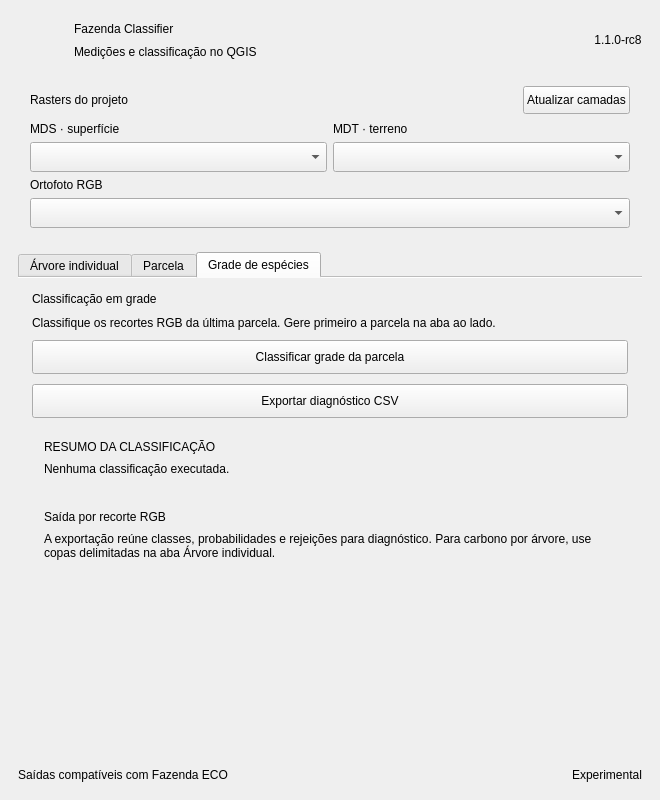
The window that fazenda_classifier/main_interface.ui (leonardoheraki/fazenda-classifier) describes before a commit, drawn with Qt 5.
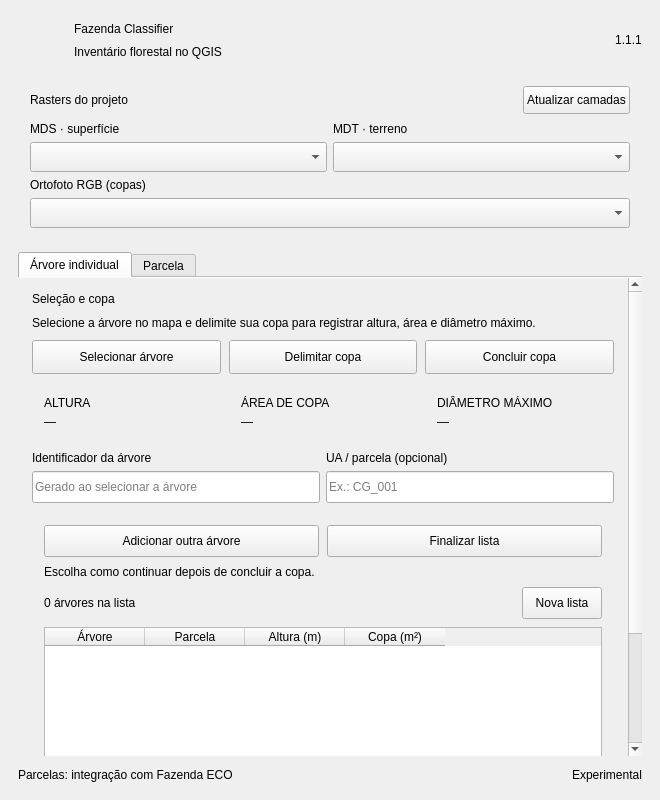
The same window after the commit. The open tabs and pages were chosen to show the change.

Commit message: Atualiza inventário para 1.1.1 —  RC17

The edit to the form file:
```diff
--- a/fazenda_classifier/main_interface.ui
+++ b/fazenda_classifier/main_interface.ui
@@ -109,7 +109,7 @@
          <item>
           <widget class="QLabel" name="subtitleLabel">
            <property name="text">
-            <string>Medições e classificação no QGIS</string>
+            <string>Inventário florestal no QGIS</string>
            </property>
            <property name="role" stdset="0">
             <string>subtitle</string>
@@ -124,7 +124,7 @@
        <item>
         <widget class="QLabel" name="versionBadge">
          <property name="text">
-          <string>1.1.0-rc8</string>
+          <string>1.1.1</string>
          </property>
          <property name="role" stdset="0">
           <string>badge</string>
@@ -296,7 +296,7 @@
          <item row="2" column="0" colspan="2">
           <widget class="QLabel" name="orthoLabel">
            <property name="text">
-            <string>Ortofoto RGB</string>
+            <string>Ortofoto RGB (copas)</string>
            </property>
            <property name="role" stdset="0">
             <string>fieldCaption</string>
@@ -393,7 +393,7 @@
             <item>
              <widget class="QLabel" name="treeHelp">
               <property name="text">
-               <string>Marque o ponto da árvore e delimite o contorno da copa.</string>
+               <string>Selecione a árvore no mapa e delimite sua copa para registrar altura, área e diâmetro máximo.</string>
               </property>
               <property name="role" stdset="0">
                <string>muted</string>
@@ -651,59 +651,6 @@
               </item>
              </layout>
             </item>
-            <item>
-             <widget class="QFrame" name="treeClassificationCard">
-              <property name="role" stdset="0">
-               <string>status</string>
-              </property>
-              <layout class="QVBoxLayout" name="treeClassificationCardLayout">
-               <property name="leftMargin">
-                <number>12</number>
-               </property>
-               <property name="topMargin">
-                <number>12</number>
-               </property>
-               <property name="rightMargin">
-                <number>12</number>
-               </property>
-               <property name="bottomMargin">
-                <number>12</number>
-               </property>
-               <property name="spacing">
-                <number>4</number>
-               </property>
-               <item>
-                <widget class="QLabel" name="classificationTitle">
-                 <property name="text">
-                  <string>CLASSIFICAÇÃO DA ÁRVORE</string>
-                 </property>
-                 <property name="role" stdset="0">
-                  <string>fieldCaption</string>
-                 </property>
-                 <property name="textFormat">
-                  <enum>Qt::PlainText</enum>
-                 </property>
-                </widget>
-               </item>
-               <item>
-                <widget class="QLabel" name="resultLabel">
-                 <property name="text">
-                  <string>Classificação: não executada</string>
-                 </property>
-                 <property name="role" stdset="0">
-                  <string>result</string>
-                 </property>
-                 <property name="textFormat">
-                  <enum>Qt::PlainText</enum>
-                 </property>
-                 <property name="wordWrap">
-                  <bool>true</bool>
-                 </property>
-                </widget>
-               </item>
-              </layout>
-             </widget>
-            </item>
             <item>
              <layout class="QGridLayout" name="treeIdentityLayout">
               <property name="leftMargin">
@@ -930,7 +877,7 @@
                   <string>Árvores da lista de exportação</string>
                  </property>
                  <property name="columnCount">
-                  <number>5</number>
+                  <number>4</number>
                  </property>
                  <property name="rowCount">
                   <number>0</number>
@@ -972,11 +919,6 @@
                    <string>Parcela</string>
                   </property>
                  </column>
-                 <column>
-                  <property name="text">
-                   <string>Espécie / estado</string>
-                  </property>
-                 </column>
                  <column>
                   <property name="text">
                    <string>Altura (m)</string>
@@ -1030,7 +972,7 @@
             <item>
              <widget class="QLabel" name="treeExportHelp">
               <property name="text">
-               <string>Cada árvore ocupa uma linha no CSV. Conclua a copa, adicione outra árvore ou finalize a lista para exportar.</string>
+               <string>Finalize a lista para exportar o relatório de medições das árvores em CSV.</string>
               </property>
               <property name="role" stdset="0">
                <string>muted</string>
@@ -1126,7 +1068,7 @@
             <item>
              <widget class="QLabel" name="conglomerateHelp">
               <property name="text">
-               <string>Defina no mapa o centro da parcela. Os rasters selecionados acima fornecem as alturas.</string>
+               <string>Marque o centro e ajuste a posição e a orientação na prévia do mapa.</string>
               </property>
               <property name="role" stdset="0">
                <string>muted</string>
@@ -1333,6 +1275,102 @@
               </property>
              </widget>
             </item>
+            <item>
+             <widget class="QWidget" name="m37PlacementControls">
+              <layout class="QHBoxLayout" name="m37PlacementLayout">
+               <property name="leftMargin">
+                <number>0</number>
+               </property>
+               <property name="topMargin">
+                <number>0</number>
+               </property>
+               <property name="rightMargin">
+                <number>0</number>
+               </property>
+               <property name="bottomMargin">
+                <number>0</number>
+               </property>
+               <item>
+                <widget class="QPushButton" name="moveM37Button">
+                 <property name="text">
+                  <string>Mover</string>
+                 </property>
+                 <property name="toolTip">
+                  <string>Reposicione o centro da parcela na prévia do mapa.</string>
+                 </property>
+                 <property name="role" stdset="0">
+                  <string>placementMode</string>
+                 </property>
+                 <property name="checkable">
+                  <bool>true</bool>
+                 </property>
+                </widget>
+               </item>
+               <item>
+                <widget class="QPushButton" name="rotateM37Button">
+                 <property name="text">
+                  <string>Girar</string>
+                 </property>
+                 <property name="toolTip">
+                  <string>Ajuste o azimute da parcela apontando no mapa.</string>
+                 </property>
+                 <property name="role" stdset="0">
+                  <string>placementMode</string>
+                 </property>
+                 <property name="checkable">
+                  <bool>true</bool>
+                 </property>
+                </widget>
+               </item>
+               <item>
+                <widget class="QLabel" name="m37AzimuthLabel">
+                 <property name="text">
+                  <string>Azimute</string>
+                 </property>
+                 <property name="buddy">
+                  <cstring>m37AzimuthSpin</cstring>
+                 </property>
+                </widget>
+               </item>
+               <item>
+                <widget class="QDoubleSpinBox" name="m37AzimuthSpin">
+                 <property name="toolTip">
+                  <string>Ângulo no sentido horário a partir do norte do SRC do projeto.</string>
+                 </property>
+                 <property name="suffix">
+                  <string> °</string>
+                 </property>
+                 <property name="maximum">
+                  <double>360.000000000000000</double>
+                 </property>
+                 <property name="keyboardTracking">
+                  <bool>false</bool>
+                 </property>
+                </widget>
+               </item>
+               <item>
+                <widget class="QPushButton" name="fixM37Button">
+                 <property name="text">
+                  <string>Fixar parcela</string>
+                 </property>
+                 <property name="role" stdset="0">
+                  <string>primary</string>
+                 </property>
+                </widget>
+               </item>
+               <item>
+                <widget class="QPushButton" name="cancelM37Button">
+                 <property name="text">
+                  <string>Cancelar</string>
+                 </property>
+                 <property name="role" stdset="0">
+                  <string>secondary</string>
+                 </property>
+                </widget>
+               </item>
+              </layout>
+             </widget>
+            </item>
             <item>
              <widget class="QPushButton" name="exportM37CsvButton">
               <property name="text">
@@ -1477,246 +1515,6 @@
         </item>
        </layout>
       </widget>
-      <widget class="QWidget" name="speciesPage">
-       <attribute name="title">
-        <string>Grade de espécies</string>
-       </attribute>
-       <layout class="QVBoxLayout" name="speciesPageOuter">
-        <property name="leftMargin">
-         <number>0</number>
-        </property>
-        <property name="topMargin">
-         <number>0</number>
-        </property>
-        <property name="rightMargin">
-         <number>0</number>
-        </property>
-        <property name="bottomMargin">
-         <number>0</number>
-        </property>
-        <property name="spacing">
-         <number>0</number>
-        </property>
-        <item>
-         <widget class="QScrollArea" name="speciesScrollArea">
-          <property name="widgetResizable">
-           <bool>true</bool>
-          </property>
-          <property name="frameShape">
-           <enum>QFrame::NoFrame</enum>
-          </property>
-          <property name="horizontalScrollBarPolicy">
-           <enum>Qt::ScrollBarAlwaysOff</enum>
-          </property>
-          <widget class="QWidget" name="speciesPageContent">
-           <layout class="QVBoxLayout" name="speciesPageLayout">
-            <property name="leftMargin">
-             <number>14</number>
-            </property>
-            <property name="topMargin">
-             <number>14</number>
-            </property>
-            <property name="rightMargin">
-             <number>14</number>
-            </property>
-            <property name="bottomMargin">
-             <number>14</number>
-            </property>
-            <property name="spacing">
-             <number>10</number>
-            </property>
-            <item>
-             <widget class="QLabel" name="speciesTitleLabel">
-              <property name="text">
-               <string>Classificação em grade</string>
-              </property>
-              <property name="role" stdset="0">
-               <string>sectionTitle</string>
-              </property>
-              <property name="textFormat">
-               <enum>Qt::PlainText</enum>
-              </property>
-             </widget>
-            </item>
-            <item>
-             <widget class="QLabel" name="speciesHelp">
-              <property name="text">
-               <string>Classifique os recortes RGB da última parcela. Gere primeiro a parcela na aba ao lado.</string>
-              </property>
-              <property name="role" stdset="0">
-               <string>muted</string>
-              </property>
-              <property name="textFormat">
-               <enum>Qt::PlainText</enum>
-              </property>
-              <property name="wordWrap">
-               <bool>true</bool>
-              </property>
-             </widget>
-            </item>
-            <item>
-             <widget class="QPushButton" name="classifySpeciesCongButton">
-              <property name="text">
-               <string>Classificar grade da parcela</string>
-              </property>
-              <property name="role" stdset="0">
-               <string>primary</string>
-              </property>
-              <property name="cursor">
-               <cursorShape>PointingHandCursor</cursorShape>
-              </property>
-              <property name="minimumSize">
-               <size>
-                <width>0</width>
-                <height>34</height>
-               </size>
-              </property>
-             </widget>
-            </item>
-            <item>
-             <widget class="QPushButton" name="exportSpeciesCsvButton">
-              <property name="text">
-               <string>Exportar diagnóstico CSV</string>
-              </property>
-              <property name="role" stdset="0">
-               <string>secondary</string>
-              </property>
-              <property name="cursor">
-               <cursorShape>PointingHandCursor</cursorShape>
-              </property>
-              <property name="minimumSize">
-               <size>
-                <width>0</width>
-                <height>34</height>
-               </size>
-              </property>
-             </widget>
-            </item>
-            <item>
-             <widget class="QFrame" name="speciesStatusCard">
-              <property name="role" stdset="0">
-               <string>status</string>
-              </property>
-              <layout class="QVBoxLayout" name="speciesStatusCardLayout">
-               <property name="leftMargin">
-                <number>12</number>
-               </property>
-               <property name="topMargin">
-                <number>12</number>
-               </property>
-               <property name="rightMargin">
-                <number>12</number>
-               </property>
-               <property name="bottomMargin">
-                <number>12</number>
-               </property>
-               <property name="spacing">
-                <number>8</number>
-               </property>
-               <item>
-                <widget class="QLabel" name="speciesStatusHeading">
-                 <property name="text">
-                  <string>RESUMO DA CLASSIFICAÇÃO</string>
-                 </property>
-                 <property name="role" stdset="0">
-                  <string>fieldCaption</string>
-                 </property>
-                 <property name="textFormat">
-                  <enum>Qt::PlainText</enum>
-                 </property>
-                </widget>
-               </item>
-               <item>
-                <widget class="QLabel" name="speciesStatusLabel">
-                 <property name="text">
-                  <string>Nenhuma classificação executada.</string>
-                 </property>
-                 <property name="role" stdset="0">
-                  <string>result</string>
-                 </property>
-                 <property name="textFormat">
-                  <enum>Qt::PlainText</enum>
-                 </property>
-                 <property name="wordWrap">
-                  <bool>true</bool>
-                 </property>
-                </widget>
-               </item>
-              </layout>
-             </widget>
-            </item>
-            <item>
-             <widget class="QFrame" name="speciesInfoCard">
-              <property name="role" stdset="0">
-               <string>note</string>
-              </property>
-              <layout class="QVBoxLayout" name="speciesInfoCardLayout">
-               <property name="leftMargin">
-                <number>12</number>
-               </property>
-               <property name="topMargin">
-                <number>12</number>
-               </property>
-               <property name="rightMargin">
-                <number>12</number>
-               </property>
-               <property name="bottomMargin">
-                <number>12</number>
-               </property>
-               <property name="spacing">
-                <number>8</number>
-               </property>
-               <item>
-                <widget class="QLabel" name="speciesInfoTitle">
-                 <property name="text">
-                  <string>Saída por recorte RGB</string>
-                 </property>
-                 <property name="role" stdset="0">
-                  <string>sectionTitle</string>
-                 </property>
-                 <property name="textFormat">
-                  <enum>Qt::PlainText</enum>
-                 </property>
-                </widget>
-               </item>
-               <item>
-                <widget class="QLabel" name="speciesInfoText">
-                 <property name="text">
-                  <string>A exportação reúne classes, probabilidades e rejeições para diagnóstico. Para carbono por árvore, use copas delimitadas na aba Árvore individual.</string>
-                 </property>
-                 <property name="role" stdset="0">
-                  <string>muted</string>
-                 </property>
-                 <property name="textFormat">
-                  <enum>Qt::PlainText</enum>
-                 </property>
-                 <property name="wordWrap">
-                  <bool>true</bool>
-                 </property>
-                </widget>
-               </item>
-              </layout>
-             </widget>
-            </item>
-            <item>
-             <spacer name="speciesBottomSpace">
-              <property name="orientation">
-               <enum>Qt::Vertical</enum>
-              </property>
-              <property name="sizeHint" stdset="0">
-               <size>
-                <width>1</width>
-                <height>4</height>
-               </size>
-              </property>
-             </spacer>
-            </item>
-           </layout>
-          </widget>
-         </widget>
-        </item>
-       </layout>
-      </widget>
      </widget>
     </item>
     <item>
@@ -1739,7 +1537,7 @@
       <item>
        <widget class="QLabel" name="footerLabel">
         <property name="text">
-         <string>Saídas compatíveis com Fazenda ECO</string>
+         <string>Parcelas: integração com Fazenda ECO</string>
         </property>
         <property name="role" stdset="0">
          <string>footer</string>
```
Left out of the diff: 2 changed lines with no effect on the pictures. The commit also changes 20 other files.
